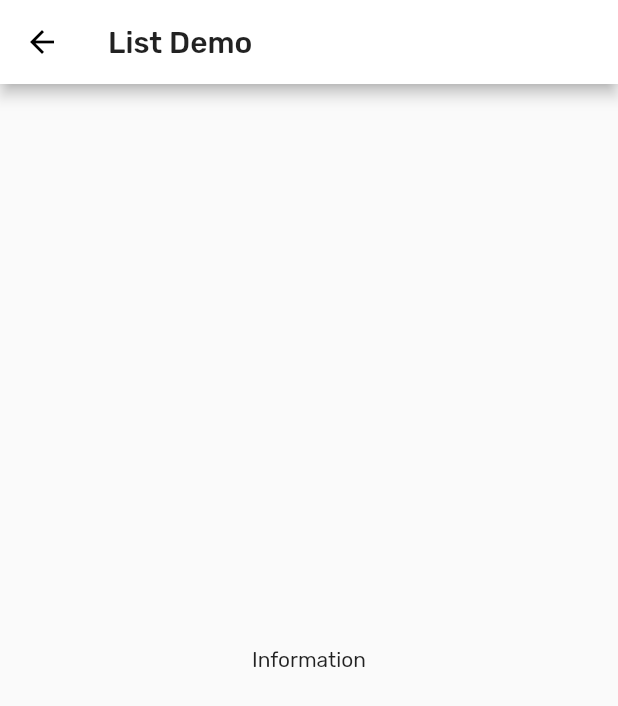
After one commit to 72/Learning-Flutter, a Flutter app: the ListPage screen opened directly, on a phone screen of 412 x 824 dp. The commit adds this screen. Shown: the top 706 px of the screen. Run offline on Flutter 3.47's test engine with Material 2 defaults, Android fonts, the phone set to English and light mode, and no system bars.

Commit message:
Setting up List Demo

```diff
--- a/test_ui/lib/demo_list.dart
+++ b/test_ui/lib/demo_list.dart
@@ -3,6 +3,8 @@ import 'package:flutter/material.dart';
 import './card_ui_page.dart';
 import './card_stack_page.dart';
 import './tabs_page.dart';
+import './list_page.dart';
+
 
 class DemoList extends StatelessWidget {
   @override
@@ -13,6 +15,7 @@ class DemoList extends StatelessWidget {
           OptionListItem( title: "Card UI", goTo: CardUIPage(), ),
           OptionListItem( title: "Card UI with Stack", goTo: CardStackPage(), ),
           OptionListItem( title: "Header with Tabs", goTo: TabsPage(), ),
+          OptionListItem( title: "List", goTo: ListPage(), ),
         ],
       ),
     );
--- /dev/null
+++ b/test_ui/lib/list_page.dart
@@ -0,0 +1,15 @@
+import 'package:flutter/material.dart';
+
+class ListPage extends StatelessWidget {
+  @override
+  Widget build(BuildContext context) {
+    return Scaffold(
+      appBar: AppBar(
+        title: Text('List Demo'),
+      ),
+      body: Center(
+        child: Text('Information'),
+        ),
+    );
+  }
+}
```
